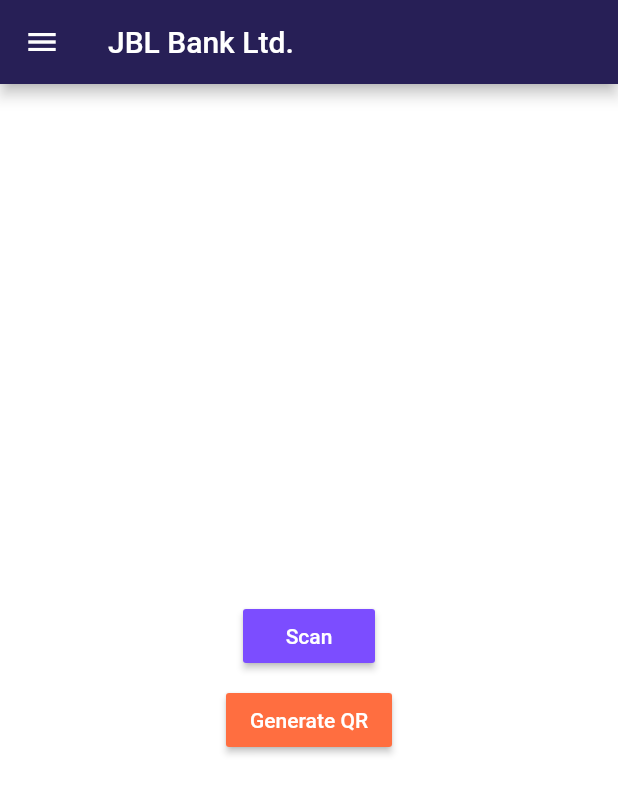
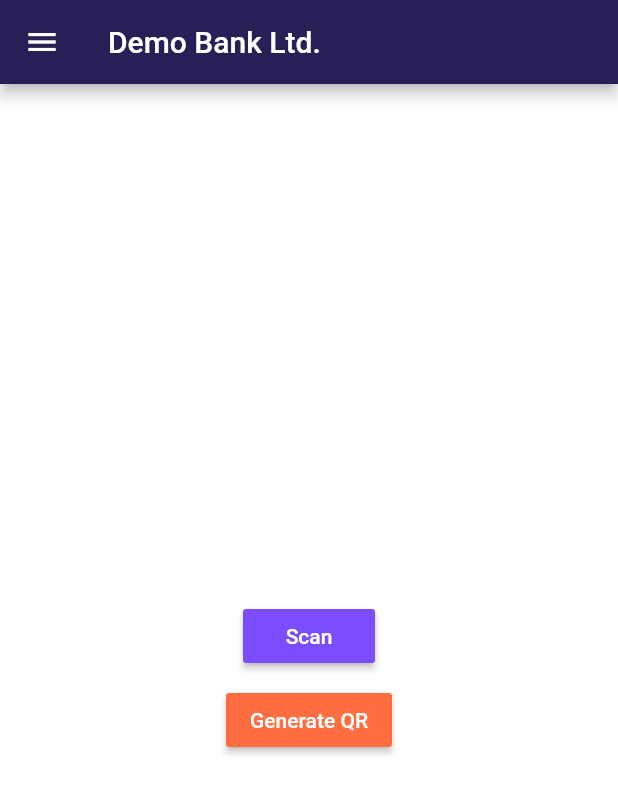
Before and after one commit to vubon/flutter-qrcode-reader, a Flutter app: the screen it shows after launch, on a phone screen of 412 x 824 dp. Shown: the top 794 px of the screen. Run offline on Flutter 3.47's test engine with Material 2 defaults, Android fonts, the phone set to English and light mode, and no system bars; our stand-ins replace device_info, location, qr_flutter; missing offline and left inert: barcode_scan; project files that could hold a hidden picture were left out.

Commit message:
title name changed

```diff
--- a/lib/routes.dart
+++ b/lib/routes.dart
@@ -7,12 +7,12 @@ import 'package:qrcode/screens/home/index.dart';
 class Routes{
   Routes(){
     runApp(new MaterialApp(
-      title: "JBL Bank Ltd.",
+      title: "Demo Bank Ltd.",
       debugShowCheckedModeBanner: false,
       theme: new ThemeData(
         primaryColor: const Color(0xff271f56),
       ),
-      home: new MyHomePage(title: 'JBL Bank Ltd.',),
+      home: new MyHomePage(title: 'Demo Bank Ltd.',),
 
 
     ));
```
